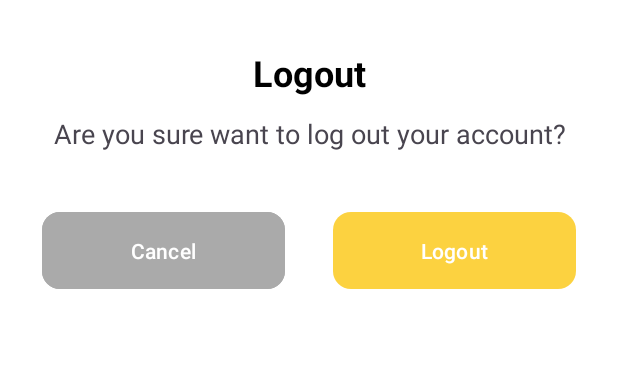
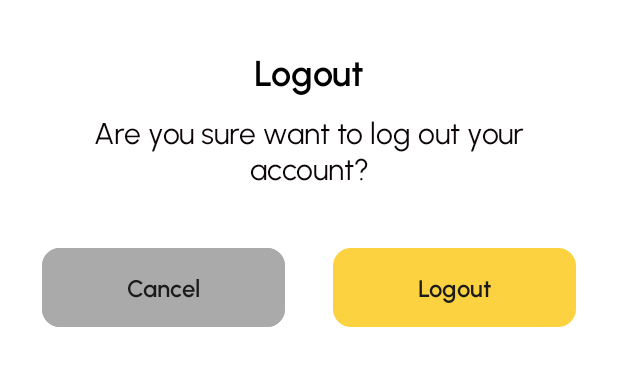
Before and after one commit to miftahulacil0608/Phincon_Academy-Assignment_3, an Android app: the layout bottom_sheet_logout.xml on its own in the app's theme, with its tools: preview values and no code run, on a phone screen of 412 x 824 dp. Shown: the top 366 px of the screen. Run offline under Robolectric (Android 15) with nearby library versions, the phone set to English and light mode, and no system bars; network calls fail.

Commit message:
Done Assignment 3

```diff
--- /dev/null
+++ b/app/src/main/java/com/example/mytraver/data/model/LoginInput.kt
@@ -0,0 +1,3 @@
+package com.example.mytraver.data.model
+
+data class LoginInput(val email:String, val password:String)
--- a/app/src/main/res/layout/bottom_sheet_logout.xml
+++ b/app/src/main/res/layout/bottom_sheet_logout.xml
@@ -1,61 +1,63 @@
 <?xml version="1.0" encoding="utf-8"?>
 <androidx.constraintlayout.widget.ConstraintLayout xmlns:android="http://schemas.android.com/apk/res/android"
+    xmlns:app="http://schemas.android.com/apk/res-auto"
     android:layout_width="match_parent"
     android:layout_height="wrap_content"
+    android:paddingHorizontal="28dp"
     android:paddingTop="32dp"
-    android:paddingBottom="16dp"
-    android:paddingHorizontal="28dp"
-    xmlns:app="http://schemas.android.com/apk/res-auto">
+    android:paddingBottom="16dp">
+
     <com.google.android.material.textview.MaterialTextView
+        android:id="@+id/tv_title_logout"
+        style="@style/TextStyle.HeadingLarge"
         android:layout_width="wrap_content"
         android:layout_height="wrap_content"
+        android:text="@string/label_logout"
+        android:textColor="@android:color/black"
+        android:textStyle="bold"
         app:layout_constraintEnd_toEndOf="parent"
         app:layout_constraintStart_toStartOf="parent"
-        app:layout_constraintTop_toTopOf="parent"
-        android:text="Logout"
-        android:textSize="24sp"
-        android:textStyle="bold"
-        android:id="@+id/tv_title_logout"
-        android:textColor="@android:color/black"
-        />
+        app:layout_constraintTop_toTopOf="parent" />
 
     <com.google.android.material.textview.MaterialTextView
+        android:id="@+id/tv_logout_description"
+        style="@style/TextStyle.DescriptionSuper"
         android:layout_width="match_parent"
         android:layout_height="wrap_content"
-        android:text="Are you sure want to log out your account?"
-        app:layout_constraintTop_toBottomOf="@id/tv_title_logout"
-        android:textSize="18sp"
+        android:layout_marginTop="12dp"
+        android:text="@string/label_question_logout"
+
         android:textAlignment="center"
-        android:layout_marginTop="12dp"
-        android:id="@+id/tv_logout_description"
-        />
+        android:textSize="20sp"
+        app:layout_constraintTop_toBottomOf="@id/tv_title_logout" />
+
     <com.google.android.material.button.MaterialButton
+        android:id="@+id/btn_cancel"
+        style="@style/TextStyle.HeadingSmall"
         android:layout_width="0dp"
         android:layout_height="wrap_content"
-        android:id="@+id/btn_cancel"
+        android:layout_marginTop="36dp"
+        android:layout_marginEnd="32dp"
         android:backgroundTint="@android:color/darker_gray"
-        android:layout_marginEnd="32dp"
+        android:paddingVertical="16dp"
         android:text="Cancel"
-        app:shapeAppearanceOverlay="@style/ShapeAppearance.Material3.Corner.Medium"
+        app:layout_constraintEnd_toStartOf="@id/btn_logout"
         app:layout_constraintStart_toStartOf="parent"
         app:layout_constraintTop_toBottomOf="@id/tv_logout_description"
+        app:shapeAppearanceOverlay="@style/ShapeAppearance.Material3.Corner.Medium" />
+
+    <com.google.android.material.button.MaterialButton
+        android:id="@+id/btn_logout"
+        style="@style/TextStyle.HeadingSmall"
+        android:layout_width="0dp"
+        android:layout_height="wrap_content"
         android:layout_marginTop="36dp"
         android:paddingVertical="16dp"
-        app:layout_constraintEnd_toStartOf="@id/btn_logout"
-        />
-
-    <com.google.android.material.button.MaterialButton
-        android:layout_width="0dp"
-        android:layout_height="wrap_content"
-        android:id="@+id/btn_logout"
-        android:text="Logout"
-        android:paddingVertical="16dp"
-        app:shapeAppearanceOverlay="@style/ShapeAppearance.Material3.Corner.Medium"
+        android:text="@string/label_logout"
+        app:layout_constraintEnd_toEndOf="parent"
         app:layout_constraintStart_toEndOf="@id/btn_cancel"
-        app:layout_constraintEnd_toEndOf="parent"
         app:layout_constraintTop_toBottomOf="@id/tv_logout_description"
-        android:layout_marginTop="36dp"
-        />
+        app:shapeAppearanceOverlay="@style/ShapeAppearance.Material3.Corner.Medium" />
 
 
 </androidx.constraintlayout.widget.ConstraintLayout>
--- a/app/src/main/res/layout/fragment_detail_destination.xml
+++ b/app/src/main/res/layout/fragment_detail_destination.xml
@@ -58,9 +58,9 @@
         <com.google.android.material.textview.MaterialTextView
             android:layout_width="wrap_content"
             android:layout_height="wrap_content"
+            style="@style/TextStyle.HeadingSuper"
             android:id="@+id/tv_duration"
             tools:text="3 Days 2 Night"
-            style="@style/TextStyle.HeadingLarge"
             android:fontFamily="@font/urbanist_bold"
             android:layout_marginBottom="12dp"
             android:textColor="@android:color/white"
@@ -178,7 +178,7 @@
                 android:layout_width="match_parent"
                 android:layout_height="wrap_content"
                 android:layout_marginTop="12dp"
-                android:text="Activity"
+                android:text="@string/label_activity"
                 style="@style/TextStyle.HeadingMedium"
                 app:layout_constraintTop_toBottomOf="@id/tv_detail_description" />
             <com.google.android.material.textview.MaterialTextView
@@ -213,7 +213,7 @@
                 android:id="@+id/btn_create_itinerary"
                 android:paddingVertical="16dp"
                 android:text="Create Itinerary"
-                style="@style/TextStyle.HeadingMedium"
+                style="@style/TextStyle.HeadingSmall"
                 android:textStyle="bold"
                 app:layout_constraintTop_toBottomOf="@id/tv_type_of_reference"
                 app:shapeAppearanceOverlay="@style/ShapeAppearance.Material3.Corner.Large" />
--- a/app/src/main/res/values/strings.xml
+++ b/app/src/main/res/values/strings.xml
@@ -32,4 +32,7 @@
     <string name="label_personal_information">Personal Information</string>
     <string name="label_type_reference">Type Reference</string>
     <string name="label_logout">Logout</string>
+    <string name="label_activity">Activity</string>
+    <string name="label_submit_itinerary">Submit Itinerary</string>
+    <string name="label_question_logout">Are you sure want to log out your account?</string>
 </resources>
```
Also changed, not shown: app/src/main/java/com/example/mytraver/presentation/authentication/AuthenticationActivity.kt (added, +62 -0 lines), app/src/main/res/drawable/baseline_horizontal_rule_24.xml (added, +13 -0 lines), app/src/main/res/drawable/ic_cancel.xml (added, +12 -0 lines), app/src/main/res/layout/activity_authentication.xml (added, +77 -0 lines), app/src/main/res/layout/fragment_create_itinerary_from_detail.xml (+10 -9 lines), app/src/main/res/layout/fragment_detail_itinerary.xml (+44 -13 lines), app/src/main/res/drawable/ic_avatar.jpg (added), app/src/main/res/font/urbanist_bold.ttf (added), app/src/main/res/font/urbanist_italic.ttf (added), app/src/main/res/font/urbanist_medium.ttf (added), app/src/main/res/font/urbanist_regular.ttf (added), app/src/main/res/font/urbanist_semi_bold.ttf (added).
